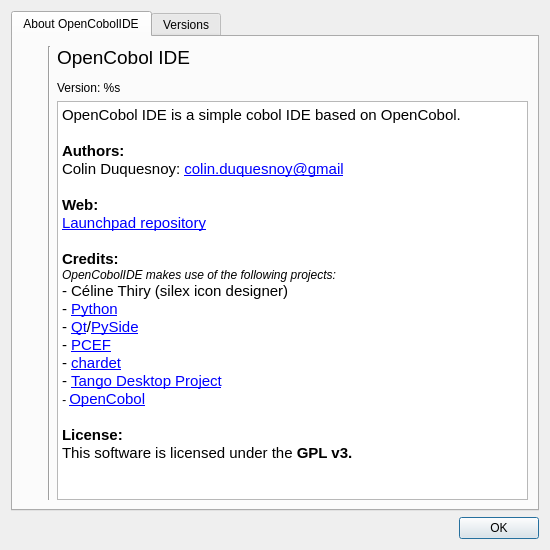
OpenCobolIDE/OpenCobolIDE, file cobcide/ui/dlg_about.ui: the form before one commit.
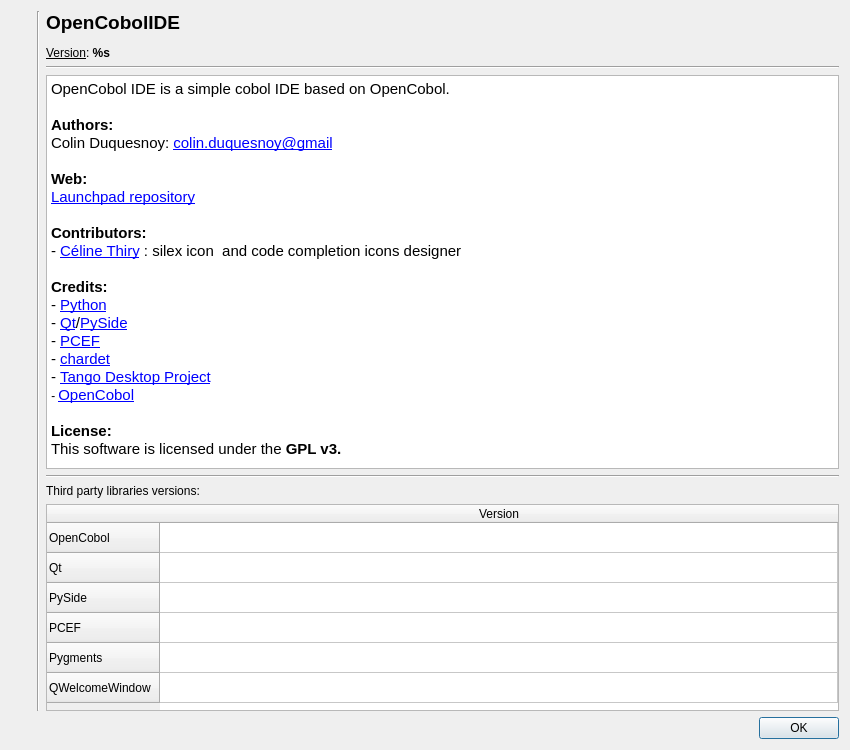
The form after the commit. The open tabs and pages were chosen to show the change. Icons and pictures are not drawn.

```diff
--- a/cobcide/ui/dlg_about.ui
+++ b/cobcide/ui/dlg_about.ui
@@ -6,10 +6,16 @@
    <rect>
     <x>0</x>
     <y>0</y>
-    <width>550</width>
-    <height>550</height>
+    <width>850</width>
+    <height>750</height>
    </rect>
   </property>
+  <property name="minimumSize">
+   <size>
+    <width>850</width>
+    <height>750</height>
+   </size>
+  </property>
   <property name="windowTitle">
    <string>About OpenCobol IDE</string>
   </property>
@@ -19,16 +25,11 @@
   </property>
   <layout class="QVBoxLayout" name="verticalLayout">
    <item>
-    <widget class="QTabWidget" name="tabWidget">
-     <property name="currentIndex">
-      <number>1</number>
+    <layout class="QVBoxLayout" name="verticalLayout_6">
+     <property name="topMargin">
+      <number>0</number>
      </property>
-     <widget class="QWidget" name="tab">
-      <attribute name="title">
-       <string>About OpenCobolIDE</string>
-      </attribute>
-      <layout class="QGridLayout" name="gridLayout">
-       <item row="0" column="0">
+     <item>
         <layout class="QHBoxLayout" name="horizontalLayout">
          <property name="leftMargin">
           <number>0</number>
@@ -72,7 +73,14 @@
            <item>
             <widget class="QLabel" name="labelMain">
              <property name="text">
-              <string>&lt;html&gt;&lt;head/&gt;&lt;body&gt;&lt;p&gt;&lt;span style=&quot; font-size:14pt;&quot;&gt;OpenCobol IDE&lt;/span&gt;&lt;/p&gt;&lt;p&gt;Version: %s&lt;/p&gt;&lt;/body&gt;&lt;/html&gt;</string>
+            <string>&lt;html&gt;&lt;head/&gt;&lt;body&gt;&lt;p&gt;&lt;span style=&quot; font-size:14pt; font-weight:600;&quot;&gt;OpenCobolIDE&lt;/span&gt;&lt;/p&gt;&lt;p&gt;&lt;span style=&quot; text-decoration: underline;&quot;&gt;Version&lt;/span&gt;: &lt;span style=&quot; font-weight:600;&quot;&gt;%s&lt;/span&gt;&lt;/p&gt;&lt;/body&gt;&lt;/html&gt;</string>
+           </property>
+          </widget>
+         </item>
+         <item>
+          <widget class="Line" name="line_2">
+           <property name="orientation">
+            <enum>Qt::Horizontal</enum>
              </property>
             </widget>
            </item>
@@ -94,9 +102,10 @@
 &lt;p style=&quot; margin-top:0px; margin-bottom:0px; margin-left:0px; margin-right:0px; -qt-block-indent:0; text-indent:0px;&quot;&gt;&lt;span style=&quot; font-weight:600;&quot;&gt;Web:&lt;/span&gt;&lt;/p&gt;
 &lt;p style=&quot; margin-top:0px; margin-bottom:0px; margin-left:0px; margin-right:0px; -qt-block-indent:0; text-indent:0px;&quot;&gt;&lt;a href=&quot;https://launchpad.net/cobcide&quot;&gt;&lt;span style=&quot; text-decoration: underline; color:#0000ff;&quot;&gt;Launchpad repository&lt;/span&gt;&lt;/a&gt;&lt;/p&gt;
 &lt;p style=&quot;-qt-paragraph-type:empty; margin-top:0px; margin-bottom:0px; margin-left:0px; margin-right:0px; -qt-block-indent:0; text-indent:0px; font-weight:600;&quot;&gt;&lt;br /&gt;&lt;/p&gt;
+&lt;p style=&quot; margin-top:0px; margin-bottom:0px; margin-left:0px; margin-right:0px; -qt-block-indent:0; text-indent:0px;&quot;&gt;&lt;span style=&quot; font-weight:600;&quot;&gt;Contributors: &lt;/span&gt;&lt;/p&gt;
+&lt;p style=&quot; margin-top:0px; margin-bottom:0px; margin-left:0px; margin-right:0px; -qt-block-indent:0; text-indent:0px;&quot;&gt;- &lt;a href=&quot;mailto:thiry.celi@gmail.com&quot;&gt;&lt;span style=&quot; text-decoration: underline; color:#0000ff;&quot;&gt;Céline Thiry&lt;/span&gt;&lt;/a&gt; : silex icon  and code completion icons designer&lt;/p&gt;
+&lt;p style=&quot;-qt-paragraph-type:empty; margin-top:0px; margin-bottom:0px; margin-left:0px; margin-right:0px; -qt-block-indent:0; text-indent:0px;&quot;&gt;&lt;br /&gt;&lt;/p&gt;
 &lt;p style=&quot; margin-top:0px; margin-bottom:0px; margin-left:0px; margin-right:0px; -qt-block-indent:0; text-indent:0px;&quot;&gt;&lt;span style=&quot; font-weight:600;&quot;&gt;Credits: &lt;/span&gt;&lt;/p&gt;
-&lt;p style=&quot; margin-top:0px; margin-bottom:0px; margin-left:0px; margin-right:0px; -qt-block-indent:0; text-indent:0px;&quot;&gt;&lt;span style=&quot; font-size:9pt; font-style:italic;&quot;&gt;OpenCobolIDE makes use of the following projects:&lt;/span&gt;&lt;/p&gt;
-&lt;p style=&quot; margin-top:0px; margin-bottom:0px; margin-left:0px; margin-right:0px; -qt-block-indent:0; text-indent:0px;&quot;&gt;- Céline Thiry (silex icon designer)&lt;/p&gt;
 &lt;p style=&quot; margin-top:0px; margin-bottom:0px; margin-left:0px; margin-right:0px; -qt-block-indent:0; text-indent:0px;&quot;&gt;- &lt;a href=&quot;http://python.org/&quot;&gt;&lt;span style=&quot; text-decoration: underline; color:#0000ff;&quot;&gt;Python&lt;/span&gt;&lt;/a&gt;&lt;/p&gt;
 &lt;p style=&quot; margin-top:0px; margin-bottom:0px; margin-left:0px; margin-right:0px; -qt-block-indent:0; text-indent:0px;&quot;&gt;- &lt;a href=&quot;http://qt-project.org/&quot;&gt;&lt;span style=&quot; text-decoration: underline; color:#0000ff;&quot;&gt;Qt&lt;/span&gt;&lt;/a&gt;/&lt;a href=&quot;http://qt-project.org/wiki/Category:LanguageBindings::PySide&quot;&gt;&lt;span style=&quot; text-decoration: underline; color:#0000ff;&quot;&gt;PySide&lt;/span&gt;&lt;/a&gt;&lt;/p&gt;
 &lt;p style=&quot; margin-top:0px; margin-bottom:0px; margin-left:0px; margin-right:0px; -qt-block-indent:0; text-indent:0px;&quot;&gt;- &lt;a href=&quot;https://github.com/ColinDuquesnoy/PCEF&quot;&gt;&lt;span style=&quot; text-decoration: underline; color:#0000ff;&quot;&gt;PCEF&lt;/span&gt;&lt;/a&gt;&lt;/p&gt;
@@ -118,26 +127,31 @@
              </property>
             </widget>
            </item>
-          </layout>
-         </item>
-        </layout>
-       </item>
-      </layout>
-     </widget>
-     <widget class="QWidget" name="tab_2">
-      <attribute name="title">
-       <string>Versions</string>
-      </attribute>
-      <layout class="QVBoxLayout" name="verticalLayout_2">
+         <item>
+          <widget class="Line" name="line_3">
+           <property name="orientation">
+            <enum>Qt::Horizontal</enum>
+           </property>
+          </widget>
+         </item>
        <item>
         <widget class="QLabel" name="label">
          <property name="text">
-          <string>This page shows the third party libraries versions:</string>
+            <string>Third party libraries versions:</string>
          </property>
         </widget>
        </item>
        <item>
         <widget class="QTableWidget" name="tbwVersions">
+           <property name="maximumSize">
+            <size>
+             <width>16777215</width>
+             <height>207</height>
+            </size>
+           </property>
+           <property name="focusPolicy">
+            <enum>Qt::NoFocus</enum>
+           </property>
          <property name="editTriggers">
           <set>QAbstractItemView::NoEditTriggers</set>
          </property>
@@ -194,8 +208,10 @@
         </widget>
        </item>
       </layout>
-     </widget>
-    </widget>
+       </item>
+      </layout>
+     </item>
+    </layout>
    </item>
    <item>
     <widget class="QDialogButtonBox" name="buttonBox">
```
Left out of the diff: 5 changed lines with no effect on the pictures. Lines whose indentation alone changed are shown as unchanged.
